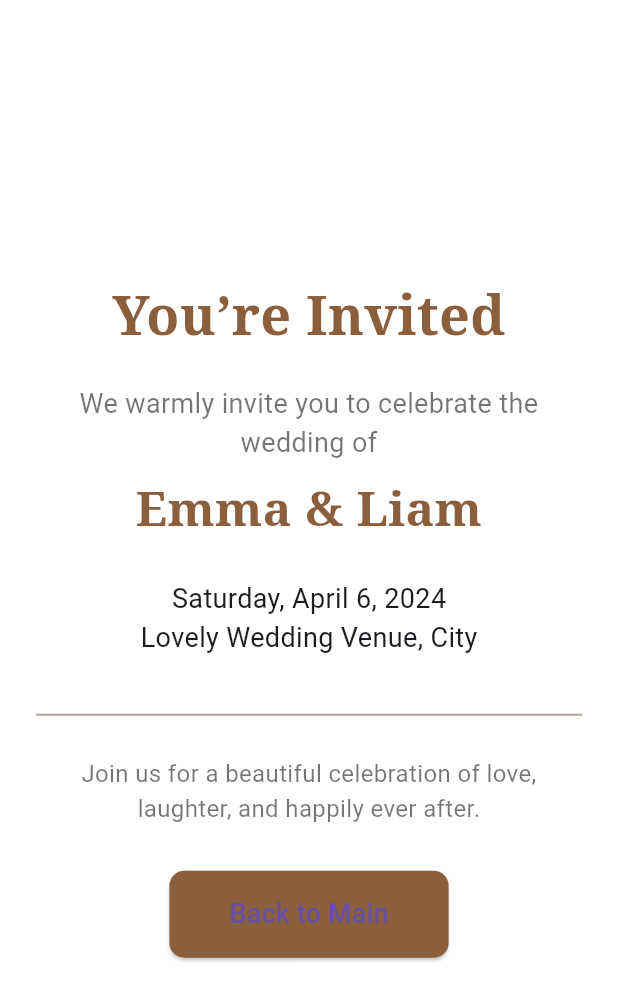
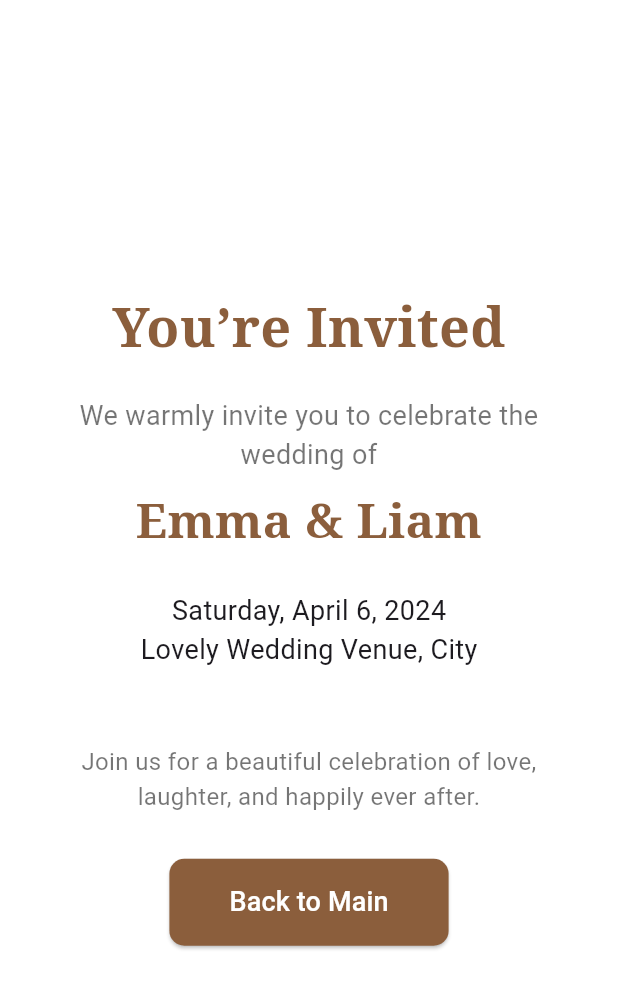
Before and after one commit to EslamNabawy/Engagement-Invitation, a Flutter app: the InvitationDetailsPage screen opened directly, on a phone screen of 412 x 824 dp. Shown: the top 1001 px of the screen. Run offline on Flutter 3.47's test engine with Material 3 defaults, Android fonts, the phone set to English and light mode, and no system bars.

```diff
--- a/lib/main.dart
+++ b/lib/main.dart
@@ -215,14 +215,10 @@ class InvitationDetailsPage extends StatelessWidget {
                 style: TextStyle(fontSize: 18),
               ),
               const SizedBox(height: 30),
-              Divider(
-                color: Colors.brown[200],
-                thickness: 1.5,
-              ),
               const SizedBox(height: 20),
               const Text(
                 "Join us for a beautiful celebration of love, laughter, "
-                    "and happily ever after.",
+                "and happily ever after.",
                 style: TextStyle(fontSize: 16, color: Colors.black54),
                 textAlign: TextAlign.center,
               ),
@@ -234,14 +230,14 @@ class InvitationDetailsPage extends StatelessWidget {
                 style: ElevatedButton.styleFrom(
                   backgroundColor: Color(0xFF8B5E3C),
                   padding:
-                  const EdgeInsets.symmetric(horizontal: 40, vertical: 16),
+                      const EdgeInsets.symmetric(horizontal: 40, vertical: 16),
                   shape: RoundedRectangleBorder(
                     borderRadius: BorderRadius.circular(10),
                   ),
                 ),
                 child: const Text(
                   "Back to Main",
-                  style: TextStyle(fontSize: 18),
+                  style: TextStyle(fontSize: 18, color: Colors.white),
                 ),
               ),
             ],
```
